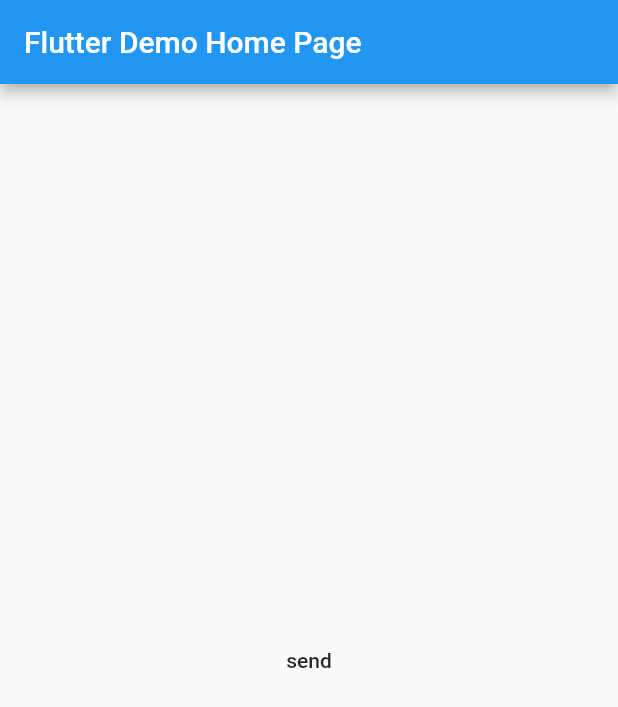
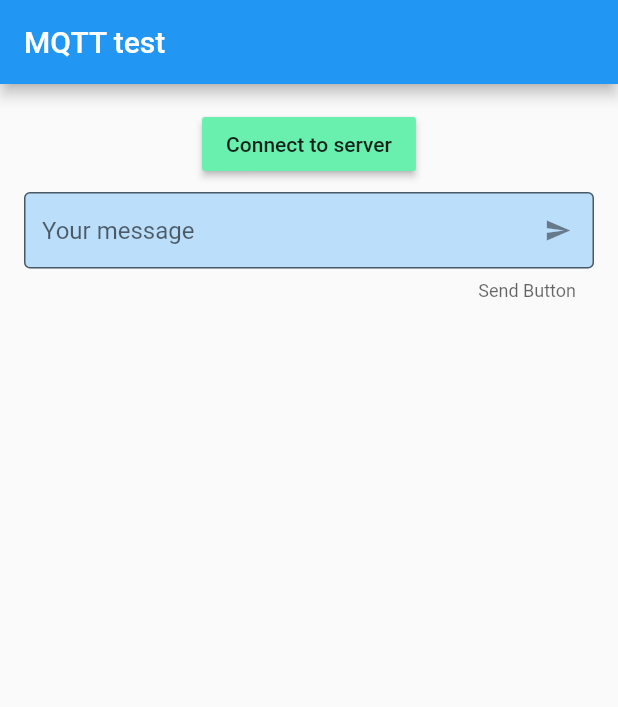
Before and after one commit to shaunhossain/mqtt_test, a Flutter app: the screen it shows after launch, on a phone screen of 412 x 824 dp. Shown: the top 707 px of the screen. Run offline on Flutter 3.47's test engine with Material 2 defaults, Android fonts, the phone set to English and light mode, and no system bars; our stand-ins replace get, get_storage; missing offline and left inert: mqtt_client.

Commit message:
add getx , control server response and show to ui

```diff
--- a/lib/main.dart
+++ b/lib/main.dart
@@ -1,154 +1,33 @@
 import 'dart:async';
 import 'dart:developer';
-import 'dart:io';
-
 import 'package:flutter/material.dart';
+import 'package:get/get.dart';
 import 'package:mqtt_client/mqtt_client.dart';
 import 'package:mqtt_client/mqtt_server_client.dart';
+import 'package:mqtt_test/views/components/navigator/app_pages.dart';
+import 'package:mqtt_test/views/components/navigator/app_routes.dart';
+import 'package:mqtt_test/views/components/themes/themes.dart';
+import 'package:mqtt_test/views/page/mqtt_screen/mqtt_binding/mqtt_binding.dart';
+import 'package:mqtt_test/views/services/theme_service/theme_service.dart';
 
 void main() {
   runApp(const MyApp());
 }
 
 class MyApp extends StatelessWidget {
-  const MyApp({super.key});
+  const MyApp({Key? key}) : super(key: key);
 
   @override
   Widget build(BuildContext context) {
-    return MaterialApp(
-      title: 'Flutter Demo',
-      theme: ThemeData(
-        primarySwatch: Colors.blue,
-      ),
-      home: const MyHomePage(title: 'Flutter Demo Home Page'),
+    return GetMaterialApp(
+      debugShowCheckedModeBanner: false,
+      title: "MQTT test",
+      initialBinding: MqttBinding(),
+      initialRoute: AppRoutes.mapScreen,
+      getPages: AppPages.list,
+      theme: Themes.light,
+      darkTheme: Themes.dark,
+      themeMode: ThemeService().theme,
     );
   }
 }
-
-class MyHomePage extends StatefulWidget {
-  const MyHomePage({super.key, required this.title});
-
-  final String title;
-
-  @override
-  State<MyHomePage> createState() => _MyHomePageState();
-}
-
-class _MyHomePageState extends State<MyHomePage> {
-  @override
-  void initState() {
-    connect();
-    super.initState();
-  }
-
-  String broker = 'retail.bmapsbd.com';
-  int port = 1883;
-  String username = 'rilus';
-  String passwd = 'kingbob';
-  String clientIdentifier = 'shaun'; // use any unique name here
-  String _temp = '';
-  MqttClient? client;
-  MqttConnectionState? connectionState;
-  StreamSubscription? subscription;
-  MqttClientPayloadBuilder mqttClientPayloadBuilder = MqttClientPayloadBuilder();
-  static const String pubTopic = 'mqtt/request';
-
-  void connect() async {
-    client = MqttServerClient(broker, clientIdentifier);
-    client?.port = port;
-    client?.doAutoReconnect(force: false);
-    client?.logging(on: false);
-    client?.keepAlivePeriod = 600;
-    client?.onConnected = onConnected;
-    client?.onDisconnected = _onDisconnected;
-
-    final MqttConnectMessage connMess = MqttConnectMessage()
-        .withClientIdentifier(clientIdentifier)
-        .startClean()
-        .withWillRetain()
-        .withWillQos(MqttQos.atMostOnce);
-    client?.connectionMessage = connMess;
-
-    try {
-      await client?.connect(username, passwd);
-    } catch (e) {
-      print(e);
-      _disconnect();
-    }
-
-    if (client?.connectionStatus!.state == MqttConnectionState.connected) {
-      log('connect to server');
-      setState(() {
-        connectionState = client?.connectionStatus!.state;
-      });
-    } else {
-      _disconnect();
-    }
-
-    client?.updates?.listen(_onMessage);
-    _subscribeToTopic('mqtt/request');
-    _sendMessage();
-  }
-
-  // connection succeeded
-  void onConnected() {
-    print('Connected checked');
-  }
-
-  void _subscribeToTopic(String topic) {
-    if (connectionState == MqttConnectionState.connected) {
-      client?.subscribe(topic, MqttQos.exactlyOnce);
-    }
-  }
-
-  void _onMessage(List<MqttReceivedMessage> event) {
-    final MqttPublishMessage recMess = event[0].payload as MqttPublishMessage;
-    final String message =
-        MqttPublishPayload.bytesToStringAsString(recMess.payload.message);
-    log('response -> $message \n');
-
-    setState(() {
-      _temp = message;
-    });
-  }
-
-  void _disconnect() {
-    print('[MQTT client] _disconnect()');
-    client?.disconnect();
-    _onDisconnected();
-  }
-
-  void _onDisconnected() {
-    print('[MQTT client] _onDisconnected');
-    setState(() {
-      //topics.clear();
-      connectionState = client?.connectionState;
-      client = null;
-      subscription?.cancel();
-      subscription = null;
-    });
-    print('[MQTT client] MQTT client disconnected');
-  }
-
-  void _sendMessage() {
-    mqttClientPayloadBuilder.clear();
-    mqttClientPayloadBuilder.addString('Hello MQTT');
-    client?.publishMessage(pubTopic, MqttQos.atLeastOnce, mqttClientPayloadBuilder.payload!);
-  }
-
-  @override
-  Widget build(BuildContext context) {
-    return Scaffold(
-      appBar: AppBar(
-        title: Text(widget.title),
-      ),
-      body: Center(
-          child: MaterialButton(
-        onPressed: () {
-          _sendMessage();
-        },
-        child: const Text("send"),
-      )), // This trailing comma makes auto-formatting nicer for build methods.
-    );
-  }
-}
--- /dev/null
+++ b/lib/model/message_response.dart
@@ -0,0 +1,24 @@
+import 'dart:convert';
+
+MessageResponse messageResponseFromJson(String str) =>
+    MessageResponse.fromJson(jsonDecode(str));
+
+String messageResponseToJson(MessageResponse data) =>
+    json.encode(data.toJson());
+
+class MessageResponse {
+  MessageResponse({
+    required this.msg,
+  });
+
+  final String? msg;
+
+  factory MessageResponse.fromJson(Map<String, dynamic> json) =>
+      MessageResponse(
+        msg: json["msg"] == null ? null : json["msg"],
+      );
+
+  Map<String, dynamic> toJson() => {
+        "msg": msg == null ? null : msg,
+      };
+}
--- /dev/null
+++ b/lib/utils/.env.dart
@@ -0,0 +1 @@
+const String keyValue = "MTcwNjpPSDA2NEE0OFM3";
--- /dev/null
+++ b/lib/utils/size_config.dart
@@ -0,0 +1,17 @@
+import 'package:flutter/material.dart';
+
+class SizeConfig {
+  static MediaQueryData? _mediaQueryData;
+  static double? width;
+  static double? height;
+  static double? textScaleFactor;
+  static double? devicePixelRatio;
+
+  void init(BuildContext context) {
+    _mediaQueryData = MediaQuery.of(context);
+    width = _mediaQueryData!.size.width;
+    height = _mediaQueryData!.size.height;
+    textScaleFactor = _mediaQueryData!.textScaleFactor;
+    devicePixelRatio = _mediaQueryData!.devicePixelRatio;
+  }
+}
--- /dev/null
+++ b/lib/views/components/navigator/app_pages.dart
@@ -0,0 +1,3 @@
+class AppRoutes {
+  static const String mapScreen = '/map-screen';
+}
--- /dev/null
+++ b/lib/views/components/navigator/app_routes.dart
@@ -0,0 +1,15 @@
+import 'package:get/get.dart';
+import 'package:mqtt_test/views/page/mqtt_screen/mqtt_binding/mqtt_binding.dart';
+import 'package:mqtt_test/views/page/mqtt_screen/mqtt_screen.dart';
+import 'app_pages.dart';
+
+class AppPages {
+  static var list = [
+
+    GetPage(
+        name: AppRoutes.mapScreen,
+        page: () => const MqttScreen(),
+        binding: MqttBinding(),
+        transition: Transition.leftToRight),
+  ];
+}
--- /dev/null
+++ b/lib/views/components/themes/themes.dart
@@ -0,0 +1,14 @@
+import 'package:flutter/material.dart';
+
+class Themes{
+  static final light = ThemeData(
+    primarySwatch: Colors.blue,
+    brightness: Brightness.light,
+
+  );
+
+  static final dark = ThemeData(
+    primarySwatch: Colors.red,
+    brightness: Brightness.dark,
+  );
+}
--- /dev/null
+++ b/lib/views/page/mqtt_screen/mqtt_binding/mqtt_binding.dart
@@ -0,0 +1,10 @@
+import 'package:get/get.dart';
+import 'package:mqtt_test/views/page/mqtt_screen/mqtt_controller/mqtt_controller.dart';
+
+
+class MqttBinding extends Bindings{
+  @override
+  void dependencies() {
+    Get.lazyPut<MqttController>(()=> MqttController());
+  }
+}
--- /dev/null
+++ b/lib/views/page/mqtt_screen/mqtt_controller/mqtt_controller.dart
@@ -0,0 +1,105 @@
+import 'dart:developer';
+
+import 'package:flutter/material.dart';
+import 'package:get/get.dart';
+import 'package:mqtt_client/mqtt_client.dart';
+import 'package:mqtt_client/mqtt_server_client.dart';
+import 'package:mqtt_test/model/message_response.dart';
+
+class MqttController extends GetxController {
+  final textController = TextEditingController();
+  final messageList = <MessageResponse>[].obs;
+  String broker = 'retail.bmapsbd.com';
+  int port = 1883;
+  String username = 'rilus';
+  String passwd = 'kingbob';
+  String clientIdentifier = 'shaun'; // use any unique name here
+  String _temp = '';
+  MqttClient? client;
+  MqttConnectionState? connectionState;
+  MqttClientPayloadBuilder mqttClientPayloadBuilder = MqttClientPayloadBuilder();
+  static const String pubTopic = 'mqtt/request';
+
+  @override
+  void onInit() {
+    initializeMQTTClient();
+    super.onInit();
+  }
+
+  void initializeMQTTClient() {
+    client = MqttServerClient(broker, clientIdentifier);
+    client?.port = port;
+    client?.doAutoReconnect(force: false);
+    client?.logging(on: false);
+    client?.keepAlivePeriod = 600;
+    client?.onConnected = onConnected;
+    client?.onDisconnected = _onDisconnected;
+
+    final MqttConnectMessage connMess = MqttConnectMessage()
+        .withClientIdentifier(clientIdentifier)
+        .startClean()
+        .withWillRetain()
+        .withWillQos(MqttQos.atMostOnce);
+    client?.connectionMessage = connMess;
+    print('Initialize::Mosquitto client connecting....');
+  }
+
+  void connect() async {
+    try {
+      await client?.connect(username, passwd);
+    } catch (e) {
+      print(e);
+      _disconnect();
+    }
+    if (client?.connectionStatus!.state == MqttConnectionState.connected) {
+      log('connect to server');
+      connectionState = client?.connectionStatus!.state;
+      update();
+    } else {
+      _disconnect();
+    }
+    client?.updates?.listen(_onMessage);
+    _subscribeToTopic('mqtt/request');
+  }
+
+  // connection succeeded
+  void onConnected() {
+    print('Connected checked');
+  }
+
+  void _subscribeToTopic(String topic) {
+    if (connectionState == MqttConnectionState.connected) {
+      client?.subscribe(topic, MqttQos.exactlyOnce);
+    }
+  }
+
+  void _onMessage(List<MqttReceivedMessage> event) {
+    final MqttPublishMessage recMess = event[0].payload as MqttPublishMessage;
+    final String message =
+    MqttPublishPayload.bytesToStringAsString(recMess.payload.message);
+    log('response -> $message \n');
+    final MessageResponse messageResponse = messageResponseFromJson(message);
+    messageList.add(messageResponse);
+  }
+
+  void _disconnect() {
+    print('[MQTT client] _disconnect()');
+    client?.disconnect();
+    _onDisconnected();
+  }
+
+  void _onDisconnected() {
+    print('[MQTT client] _onDisconnected');
+    connectionState = client?.connectionStatus!.state;
+    client = null;
+    update();
+    print('[MQTT client] MQTT client disconnected');
+  }
+
+  void sendMessage({required String message}) {
+    final response = MessageResponse(msg: message);
+    mqttClientPayloadBuilder.clear();
+    mqttClientPayloadBuilder.addString(messageResponseToJson(response));
+    client?.publishMessage(pubTopic, MqttQos.atLeastOnce, mqttClientPayloadBuilder.payload!);
+  }
+}
--- /dev/null
+++ b/lib/views/page/mqtt_screen/mqtt_screen.dart
@@ -0,0 +1,84 @@
+import 'package:flutter/material.dart';
+import 'package:get/get.dart';
+import 'package:mqtt_test/utils/size_config.dart';
+import 'package:mqtt_test/views/page/mqtt_screen/mqtt_controller/mqtt_controller.dart';
+
+class MqttScreen extends StatelessWidget {
+  const MqttScreen({Key? key}) : super(key: key);
+
+  @override
+  Widget build(BuildContext context) {
+    SizeConfig().init(context);
+    return GetBuilder<MqttController>(builder: (controller) {
+      return SafeArea(
+        child: Scaffold(
+          backgroundColor: Theme.of(context).scaffoldBackgroundColor,
+          appBar: AppBar(
+            title: const Text("MQTT test"),
+          ),
+          body: Container(
+            margin: const EdgeInsets.symmetric(horizontal: 16),
+            child: Column(
+              children: [
+                const SizedBox(
+                  height: 16,
+                ),
+                MaterialButton(
+                  onPressed: () {
+                    controller.connect();
+                  },
+                  color: Colors.greenAccent,
+                  child: const Text('Connect to server'),
+                ),
+                const SizedBox(
+                  height: 8,
+                ),
+                Row(
+                  crossAxisAlignment: CrossAxisAlignment.center,
+                  mainAxisAlignment: MainAxisAlignment.spaceBetween,
+                  children: [
+                    Expanded(
+                        flex: 4,
+                        child: TextField(
+                          controller: controller.textController,
+                          decoration: InputDecoration(
+                            isDense: true,
+                            filled: true,
+                            fillColor: Colors.blue.shade100,
+                            border: const OutlineInputBorder(),
+                            hintText: 'Your message',
+                            counterText: 'Send Button',
+                            suffixIcon: IconButton(
+                                onPressed: () {
+                                  Future.delayed(Duration.zero,(){
+                                    controller.sendMessage(
+                                        message: controller.textController.text);
+                                  }).then((value){
+                                    controller.textController.clear();
+                                  });
+                                },
+                                icon: const Icon(Icons.send)),
+                          ),
+                        )),
+                  ],
+                ),
+                const SizedBox(
+                  height: 16,
+                ),
+                Obx(() {
+                  return Expanded(
+                      child: ListView.builder(
+                          itemCount: controller.messageList.value.length,
+                          itemBuilder: (context, index) {
+                            return Text(
+                                '${controller.messageList.value[index].msg}');
+                          }));
+                })
+              ],
+            ),
+          ),
+        ),
+      );
+    });
+  }
+}
--- /dev/null
+++ b/lib/views/services/theme_service/theme_service.dart
@@ -0,0 +1,17 @@
+import 'package:flutter/material.dart';
+import 'package:get_storage/get_storage.dart';
+import 'package:get/get.dart';
+
+class ThemeService{
+  final _box = GetStorage();
+  final _key = "isDarkMode";
+
+  _saveThemeToBox(bool isDarkMode) => _box.write(_key, isDarkMode);
+  bool _loadThemeFromBox() => _box.read(_key) ?? false;
+  ThemeMode get theme => _loadThemeFromBox()? ThemeMode.dark : ThemeMode.light;
+
+  void switchTheme(){
+    Get.changeThemeMode(_loadThemeFromBox() ? ThemeMode.light : ThemeMode.dark);
+    _saveThemeToBox(!_loadThemeFromBox());
+  }
+}
--- a/pubspec.yaml
+++ b/pubspec.yaml
@@ -13,6 +13,9 @@
     sdk: flutter
   cupertino_icons: ^1.0.2
   mqtt_client: ^9.7.2
+  get: ^4.6.5
+  get_storage: ^2.0.3
+  rxdart: ^0.27.4
 
 dev_dependencies:
   flutter_test:
```
Also changed, not shown: lib/utils/endpoint.dart (added, +11 -0 lines), pubspec.lock.
